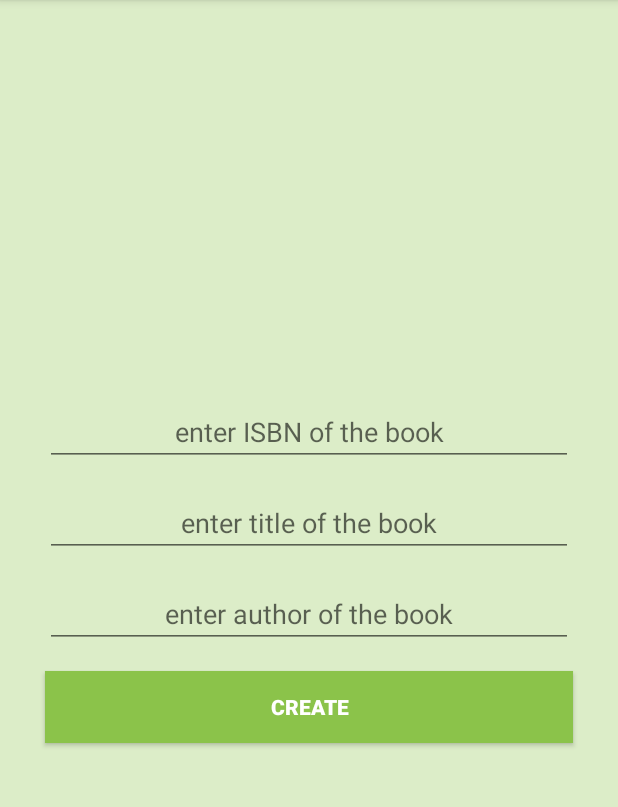
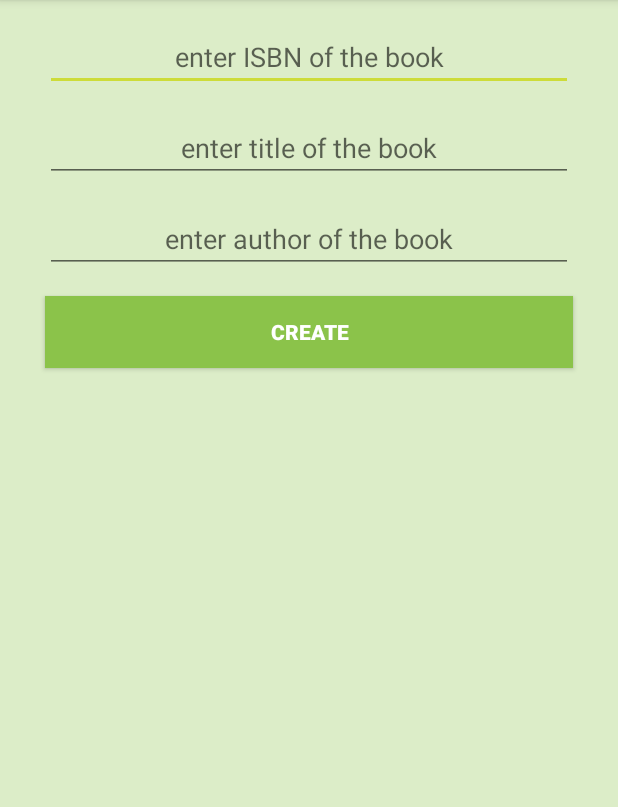
Before and after one commit to patriciamarch3/Me_Learning_Android, an Android app: the screen it shows after launch (MainActivity), on a phone screen of 412 x 824 dp, the part 84-891 px from its top. Run offline under Robolectric (Android 15) with nearby library versions, the phone set to English and light mode, and no system bars; our stand-ins replace Room's generated code.

Commit message:
only show shelf when there is book in the database

```diff
--- a/AndroidStudioProjects/ChallengeRoomAPI/app/src/main/java/com/example/challengeroomapi/activities/MainActivity.java
+++ b/AndroidStudioProjects/ChallengeRoomAPI/app/src/main/java/com/example/challengeroomapi/activities/MainActivity.java
@@ -2,6 +2,7 @@
 
 import androidx.annotation.Nullable;
 import androidx.appcompat.app.AppCompatActivity;
+import androidx.lifecycle.Observer;
 import androidx.lifecycle.ViewModelProvider;
 import androidx.recyclerview.widget.LinearLayoutManager;
 import androidx.recyclerview.widget.RecyclerView;
@@ -48,7 +49,17 @@
         recyclerView.setAdapter(myAdapter);
 
         viewModel = new ViewModelProvider(this).get(BooksViewModel.class);
-        viewModel.getBooks().observe(this, myAdapter::setBooks);
+        viewModel.getBooks().observe(this, new Observer<List<Book>>() {
+            @Override
+            public void onChanged(List<Book> bookList) {
+                myAdapter.setBooks(bookList);
+                if (bookList.size() == 0) {
+                    recyclerView.setVisibility(View.GONE);
+                } else {
+                    recyclerView.setVisibility(View.VISIBLE);
+                }
+            }
+        });
 
         btnCreate.setOnClickListener((View v) -> {
                 String ISBNString = etISBN.getText().toString();
--- a/AndroidStudioProjects/ChallengeRoomAPI/app/src/main/res/layout/activity_main.xml
+++ b/AndroidStudioProjects/ChallengeRoomAPI/app/src/main/res/layout/activity_main.xml
@@ -7,11 +7,6 @@
     android:background="@color/colorPrimaryLight"
     android:orientation="vertical"
     tools:context=".activities.MainActivity">
-
-    <androidx.recyclerview.widget.RecyclerView
-        android:id="@+id/list"
-        android:layout_width="match_parent"
-        android:layout_height="250dp" />
 
     <EditText
         android:id="@+id/etISBN"
@@ -61,4 +56,11 @@
         android:textColor="@android:color/white"
         android:textStyle="bold" />
 
+    <androidx.recyclerview.widget.RecyclerView
+        android:id="@+id/list"
+        android:layout_width="match_parent"
+        android:layout_height="match_parent"
+        android:layout_margin="10dp"
+        android:layout_marginTop="30dp" />
+
 </LinearLayout>
```
